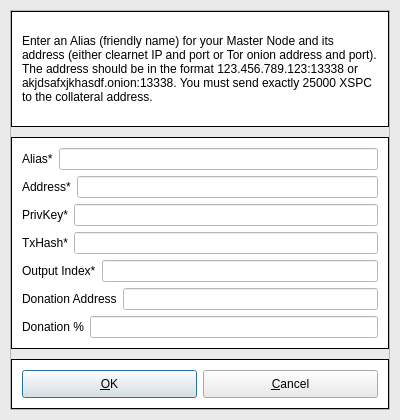
Old version of the form src/qt/forms/addeditadrenalinenode.ui in the repository SpectreSecurityCoin/SpectreSecurityCoin.
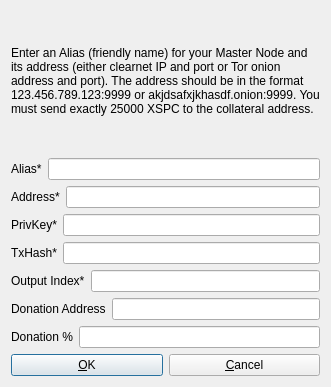
New version of the form.

```diff
--- a/src/qt/forms/addeditadrenalinenode.ui
+++ b/src/qt/forms/addeditadrenalinenode.ui
@@ -6,131 +6,33 @@
    <rect>
     <x>0</x>
     <y>0</y>
-    <width>400</width>
-    <height>420</height>
+    <width>331</width>
+    <height>387</height>
    </rect>
   </property>
   <property name="windowTitle">
    <string>Add/Edit SpectreSecurityCoin Node</string>
   </property>
-  <property name="styleSheet">
-   <string notr="true">background-color: #eaeaea</string>
-  </property>
   <property name="modal">
    <bool>true</bool>
   </property>
   <layout class="QVBoxLayout" name="verticalLayout">
-   <property name="leftMargin">
-    <number>10</number>
-   </property>
-   <property name="topMargin">
-    <number>10</number>
-   </property>
-   <property name="rightMargin">
-    <number>10</number>
-   </property>
-   <property name="bottomMargin">
-    <number>10</number>
-   </property>
-   <item>
-    <widget class="QFrame" name="frame">
-     <property name="minimumSize">
-      <size>
-       <width>0</width>
-       <height>100</height>
-      </size>
-     </property>
-     <property name="frameShape">
-      <enum>QFrame::StyledPanel</enum>
-     </property>
-     <property name="frameShadow">
-      <enum>QFrame::Raised</enum>
-     </property>
-     <layout class="QVBoxLayout" name="verticalLayout_3">
-      <property name="leftMargin">
-       <number>0</number>
-      </property>
-      <property name="topMargin">
-       <number>0</number>
-      </property>
-      <property name="rightMargin">
-       <number>0</number>
-      </property>
-      <property name="bottomMargin">
-       <number>0</number>
-      </property>
-      <item>
-       <layout class="QVBoxLayout" name="verticalLayout_2">
-        <property name="spacing">
-         <number>10</number>
-        </property>
-        <item>
-         <widget class="QFrame" name="frame_2">
-          <property name="styleSheet">
-           <string notr="true">#frame_2 {
-    background-color: #fff;
-    border: 1px solid black;
-}</string>
-          </property>
-          <property name="frameShape">
-           <enum>QFrame::StyledPanel</enum>
-          </property>
-          <property name="frameShadow">
-           <enum>QFrame::Raised</enum>
-          </property>
-          <layout class="QHBoxLayout" name="horizontalLayout_10">
-           <property name="leftMargin">
-            <number>10</number>
-           </property>
            <item>
             <widget class="QLabel" name="label_9">
              <property name="sizePolicy">
-              <sizepolicy hsizetype="Preferred" vsizetype="Preferred">
+      <sizepolicy hsizetype="Preferred" vsizetype="Expanding">
                <horstretch>0</horstretch>
                <verstretch>0</verstretch>
               </sizepolicy>
              </property>
-             <property name="styleSheet">
-              <string notr="true">background-color: #fff</string>
-             </property>
              <property name="text">
-              <string>&lt;html&gt;&lt;head/&gt;&lt;body&gt;&lt;p&gt;Enter an Alias (friendly name) for your Master Node and its address (either clearnet IP and port or Tor onion address and port). The address should be in the format 123.456.789.123:13338 or akjdsafxjkhasdf.onion:13338. You must send exactly 25000 XSPC to the collateral address.&lt;/p&gt;&lt;/body&gt;&lt;/html&gt;</string>
+      <string>&lt;html&gt;&lt;head/&gt;&lt;body&gt;&lt;p&gt;Enter an Alias (friendly name) for your Master Node and its address (either clearnet IP and port or Tor onion address and port). The address should be in the format 123.456.789.123:9999 or akjdsafxjkhasdf.onion:9999. You must send exactly 25000 XSPC to the collateral address.&lt;/p&gt;&lt;/body&gt;&lt;/html&gt;</string>
              </property>
              <property name="wordWrap">
               <bool>true</bool>
              </property>
             </widget>
            </item>
-          </layout>
-         </widget>
-        </item>
-        <item>
-         <widget class="QFrame" name="frame_3">
-          <property name="styleSheet">
-           <string notr="true">#frame_3 {
-    background-color: #fff;
-    border: 1px solid black;
-}</string>
-          </property>
-          <property name="frameShape">
-           <enum>QFrame::StyledPanel</enum>
-          </property>
-          <property name="frameShadow">
-           <enum>QFrame::Raised</enum>
-          </property>
-          <layout class="QVBoxLayout" name="verticalLayout_4">
-           <property name="leftMargin">
-            <number>10</number>
-           </property>
-           <property name="topMargin">
-            <number>10</number>
-           </property>
-           <property name="rightMargin">
-            <number>10</number>
-           </property>
-           <property name="bottomMargin">
-            <number>10</number>
-           </property>
            <item>
             <layout class="QHBoxLayout" name="horizontalLayout_4">
              <property name="bottomMargin">
@@ -138,20 +40,13 @@
              </property>
              <item>
               <widget class="QLabel" name="label_4">
-               <property name="styleSheet">
-                <string notr="true">background-color: #fff</string>
-               </property>
                <property name="text">
                 <string>Alias*</string>
                </property>
               </widget>
              </item>
              <item>
-              <widget class="QLineEdit" name="aliasLineEdit">
-               <property name="styleSheet">
-                <string notr="true">background-color: #fff</string>
-               </property>
-              </widget>
+      <widget class="QLineEdit" name="aliasLineEdit"/>
              </item>
             </layout>
            </item>
@@ -162,20 +57,13 @@
              </property>
              <item>
               <widget class="QLabel" name="label_6">
-               <property name="styleSheet">
-                <string notr="true">background-color: #fff</string>
-               </property>
                <property name="text">
                 <string>Address*</string>
                </property>
               </widget>
              </item>
              <item>
-              <widget class="QLineEdit" name="addressLineEdit">
-               <property name="styleSheet">
-                <string notr="true">background-color: #fff</string>
-               </property>
-              </widget>
+      <widget class="QLineEdit" name="addressLineEdit"/>
              </item>
             </layout>
            </item>
@@ -186,20 +74,13 @@
              </property>
              <item>
               <widget class="QLabel" name="label_5">
-               <property name="styleSheet">
-                <string notr="true">background-color: #fff</string>
-               </property>
                <property name="text">
                 <string>PrivKey*</string>
                </property>
               </widget>
              </item>
              <item>
-              <widget class="QLineEdit" name="privkeyLineEdit">
-               <property name="styleSheet">
-                <string notr="true">background-color: #fff</string>
-               </property>
-              </widget>
+      <widget class="QLineEdit" name="privkeyLineEdit"/>
              </item>
             </layout>
            </item>
@@ -210,20 +91,13 @@
              </property>
              <item>
               <widget class="QLabel" name="label_2">
-               <property name="styleSheet">
-                <string notr="true">background-color: #fff</string>
-               </property>
                <property name="text">
                 <string>TxHash*</string>
                </property>
               </widget>
              </item>
              <item>
-              <widget class="QLineEdit" name="txhashLineEdit">
-               <property name="styleSheet">
-                <string notr="true">background-color: #fff</string>
-               </property>
-              </widget>
+      <widget class="QLineEdit" name="txhashLineEdit"/>
              </item>
             </layout>
            </item>
@@ -234,20 +108,13 @@
              </property>
              <item>
               <widget class="QLabel" name="label_8">
-               <property name="styleSheet">
-                <string notr="true">background-color: #fff</string>
-               </property>
                <property name="text">
                 <string>Output Index*</string>
                </property>
               </widget>
              </item>
              <item>
-              <widget class="QLineEdit" name="outputindexLineEdit">
-               <property name="styleSheet">
-                <string notr="true">background-color: #fff</string>
-               </property>
-              </widget>
+      <widget class="QLineEdit" name="outputindexLineEdit"/>
              </item>
             </layout>
            </item>
@@ -258,20 +125,13 @@
              </property>
              <item>
               <widget class="QLabel" name="label_3">
-               <property name="styleSheet">
-                <string notr="true">background-color: #fff</string>
-               </property>
                <property name="text">
                 <string>Donation Address</string>
                </property>
               </widget>
              </item>
              <item>
-              <widget class="QLineEdit" name="donationaddressLineEdit">
-               <property name="styleSheet">
-                <string notr="true">background-color: #fff</string>
-               </property>
-              </widget>
+      <widget class="QLineEdit" name="donationaddressLineEdit"/>
              </item>
             </layout>
            </item>
@@ -282,69 +142,20 @@
              </property>
              <item>
               <widget class="QLabel" name="label_7">
-               <property name="styleSheet">
-                <string notr="true">background-color: #fff</string>
-               </property>
                <property name="text">
                 <string>Donation %</string>
                </property>
               </widget>
              </item>
              <item>
-              <widget class="QLineEdit" name="donationpercentageLineEdit">
-               <property name="styleSheet">
-                <string notr="true">background-color: #fff</string>
-               </property>
-              </widget>
+      <widget class="QLineEdit" name="donationpercentageLineEdit"/>
              </item>
             </layout>
            </item>
-          </layout>
-         </widget>
-        </item>
-        <item>
-         <widget class="QFrame" name="frame_4">
-          <property name="maximumSize">
-           <size>
-            <width>16777215</width>
-            <height>50</height>
-           </size>
-          </property>
-          <property name="styleSheet">
-           <string notr="true">#frame_4 {
-    background-color: #fff;
-    border: 1px solid black;
-}</string>
-          </property>
-          <property name="frameShape">
-           <enum>QFrame::StyledPanel</enum>
-          </property>
-          <property name="frameShadow">
-           <enum>QFrame::Raised</enum>
-          </property>
-          <layout class="QHBoxLayout" name="horizontalLayout_11">
-           <property name="leftMargin">
-            <number>10</number>
-           </property>
-           <property name="topMargin">
-            <number>10</number>
-           </property>
-           <property name="rightMargin">
-            <number>10</number>
-           </property>
-           <property name="bottomMargin">
-            <number>10</number>
-           </property>
            <item>
             <layout class="QHBoxLayout" name="horizontalLayout_Buttons">
              <item>
               <widget class="QPushButton" name="okButton">
-               <property name="sizePolicy">
-                <sizepolicy hsizetype="Preferred" vsizetype="Preferred">
-                 <horstretch>0</horstretch>
-                 <verstretch>0</verstretch>
-                </sizepolicy>
-               </property>
                <property name="text">
                 <string>&amp;OK</string>
                </property>
@@ -352,12 +163,6 @@
              </item>
              <item>
               <widget class="QPushButton" name="cancelButton">
-               <property name="sizePolicy">
-                <sizepolicy hsizetype="Preferred" vsizetype="Preferred">
-                 <horstretch>0</horstretch>
-                 <verstretch>0</verstretch>
-                </sizepolicy>
-               </property>
                <property name="text">
                 <string>&amp;Cancel</string>
                </property>
@@ -367,14 +172,6 @@
               </widget>
              </item>
             </layout>
-           </item>
-          </layout>
-         </widget>
-        </item>
-       </layout>
-      </item>
-     </layout>
-    </widget>
    </item>
   </layout>
  </widget>
```
Lines whose indentation alone changed are shown as unchanged.
